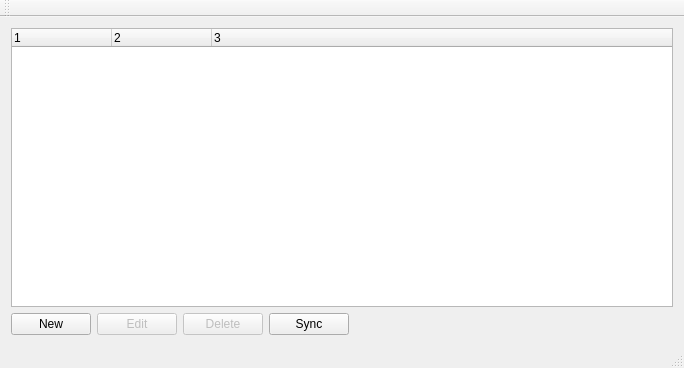
This is src/MainApp/MainWindow.ui in petrytar/GoogleContacts as Qt 5 draws it before an edit. The edited form follows.
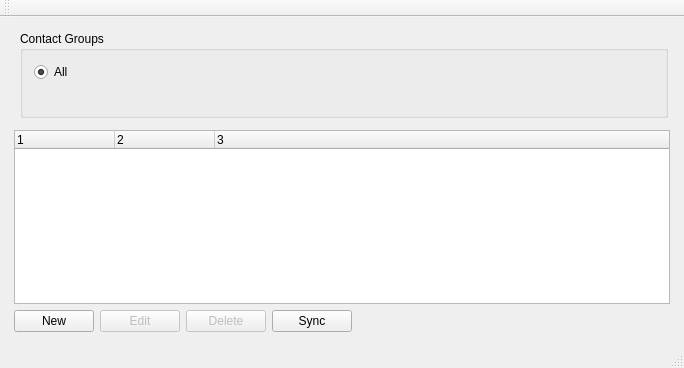
This is the edited form. Icons and pictures are not drawn.

Commit message: Contact groups are now being fetched from the server and displayed in UI.

```diff
--- a/src/MainApp/MainWindow.ui
+++ b/src/MainApp/MainWindow.ui
@@ -20,6 +20,71 @@
   <widget class="QWidget" name="centralWidget">
    <layout class="QVBoxLayout" name="verticalLayout">
     <item>
+     <widget class="QWidget" name="groupsWidget" native="true">
+      <layout class="QVBoxLayout" name="verticalLayout_4">
+       <property name="leftMargin">
+        <number>9</number>
+       </property>
+       <property name="topMargin">
+        <number>3</number>
+       </property>
+       <property name="rightMargin">
+        <number>5</number>
+       </property>
+       <property name="bottomMargin">
+        <number>3</number>
+       </property>
+       <item>
+        <widget class="QGroupBox" name="groupsGroupBox">
+         <property name="title">
+          <string>Contact Groups</string>
+         </property>
+         <layout class="QVBoxLayout" name="groupsGroupBoxLayout">
+          <item>
+           <widget class="QRadioButton" name="allGroupsRadioButton">
+            <property name="text">
+             <string>All</string>
+            </property>
+            <property name="checked">
+             <bool>true</bool>
+            </property>
+           </widget>
+          </item>
+          <item>
+           <spacer name="groupsSpacer">
+            <property name="orientation">
+             <enum>Qt::Vertical</enum>
+            </property>
+            <property name="sizeHint" stdset="0">
+             <size>
+              <width>20</width>
+              <height>40</height>
+             </size>
+            </property>
+           </spacer>
+          </item>
+         </layout>
+        </widget>
+       </item>
+      </layout>
+     </widget>
+    </item>
+    <item>
+     <widget class="QWidget" name="entriesWidget" native="true">
+      <layout class="QVBoxLayout" name="verticalLayout_3">
+       <property name="leftMargin">
+        <number>3</number>
+       </property>
+       <property name="topMargin">
+        <number>3</number>
+       </property>
+       <property name="rightMargin">
+        <number>3</number>
+       </property>
+       <property name="bottomMargin">
+        <number>3</number>
+       </property>
+       <item>
      <widget class="QTreeWidget" name="entriesTreeWidget">
       <property name="columnCount">
        <number>3</number>
@@ -91,6 +156,9 @@
        </spacer>
       </item>
      </layout>
+       </item>
+      </layout>
+     </widget>
     </item>
    </layout>
   </widget>
```
Lines whose indentation alone changed are shown as unchanged. The commit also changes 9 other files.
